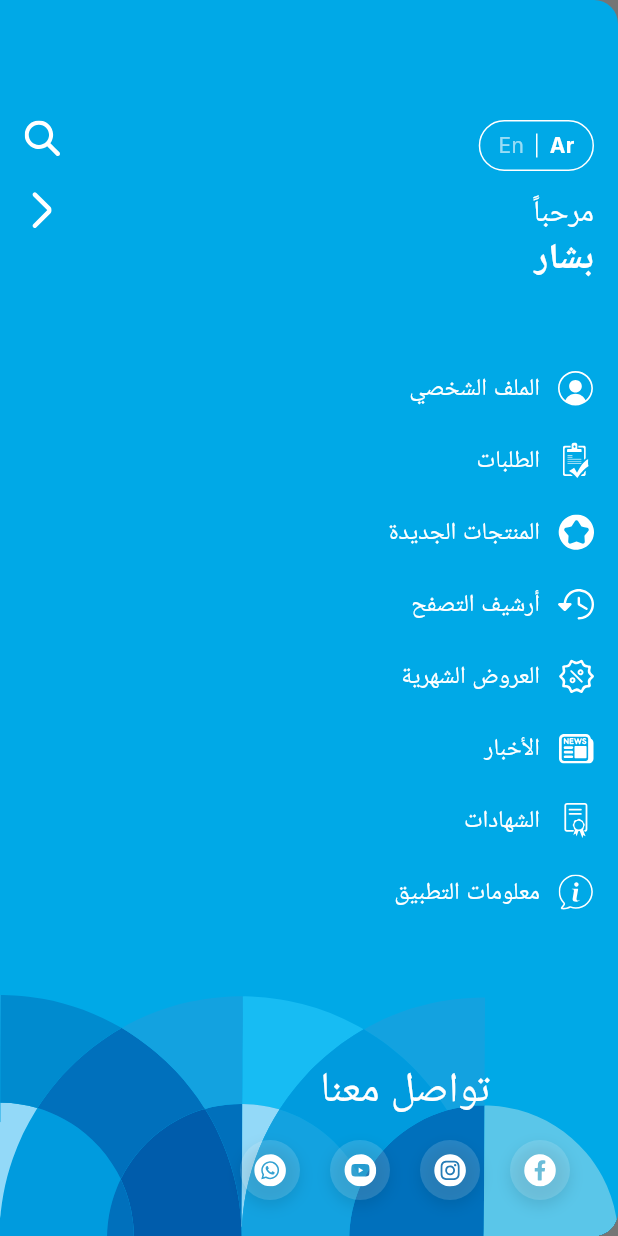
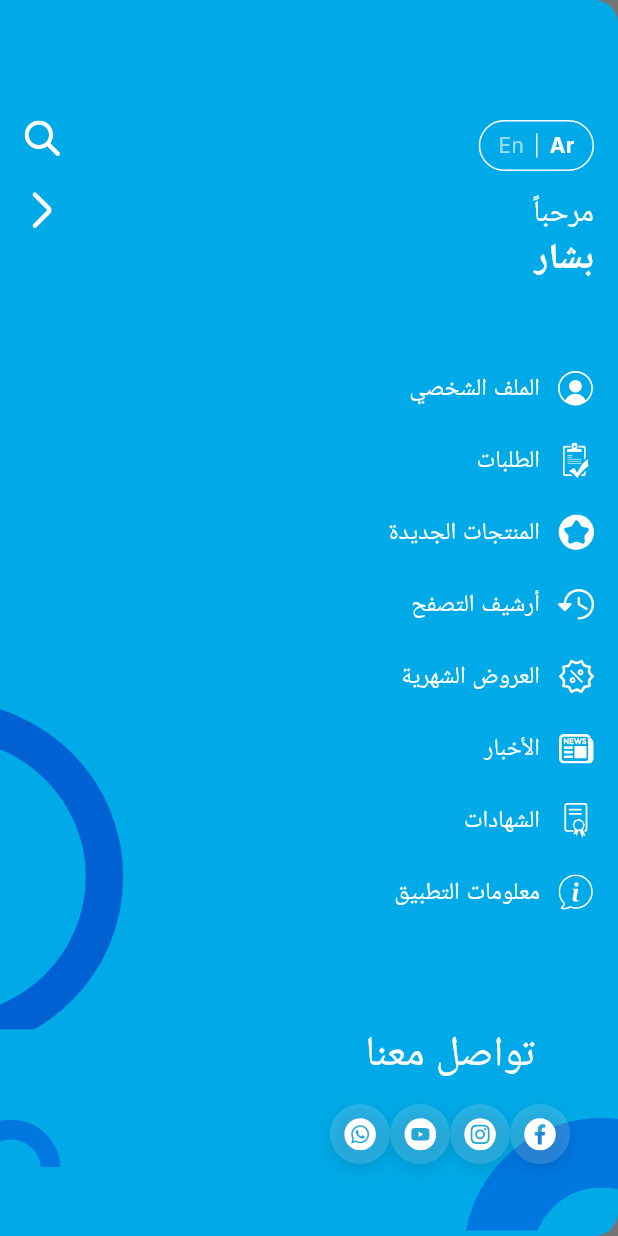
Before and after one commit to YazanAK23/royal, a Flutter app: the CategoryDetailScreen screen opened directly, with the side drawer open, on a phone screen of 412 x 824 dp. Run offline on Flutter 3.47's test engine with Material 3 defaults, Android fonts, the phone set to English and light mode, and no system bars; our stand-ins replace flutter_riverpod, flutter_svg, google_fonts, shared_preferences; accounts and stored records are empty.

Commit message:
handle the drawer menu with new assets and new design

```diff
--- a/lib/core/constants/app_assets.dart
+++ b/lib/core/constants/app_assets.dart
@@ -55,4 +55,12 @@ class AppAssets {
 
   // QR Code Icon
   static const String qrCode = 'assets/icons/qr_code_icon.svg';
+
+  // New Images
+  static const String smallImageBottomLeft = '$_imagesPath/SmallImageBottomleft.svg';
+  static const String smallImageBottomRight = '$_imagesPath/SmallImageBottomRight.svg';
+  static const String bigImageBottomLeft = '$_imagesPath/BigImageBottomleft.svg';
+  static const String smallImageBottomLeftReversed = 'assets/images/smallImageBottomLeftReversed.svg';
+  static const String smallImageBottomRightReversed = 'assets/images/smallImageBottomRightReversed.svg';
+  static const String bigImageBottomLeftReversed = 'assets/images/BigImageBottomleftReversed.svg';
 }
--- a/lib/widgets/custom_drawer.dart
+++ b/lib/widgets/custom_drawer.dart
@@ -35,13 +35,36 @@ class CustomDrawer extends ConsumerWidget {
           children: [
             // Pattern SVG absolutely at the bottom left of the screen, full width, flush with bottom
             Positioned(
-              left: 0,
-              right: 0,
+              left: isArabic ? -1 : null,
+              right: isArabic ? null : -1,
               bottom: 0,
               child: SvgPicture.asset(
-                AppAssets.drawerPattern,
-                width: MediaQuery.of(context).size.width,
-                fit: BoxFit.fitWidth,
+                isArabic ? AppAssets.smallImageBottomLeft : AppAssets.smallImageBottomRight,
+                width: MediaQuery.of(context).size.width * 0.10,
+                height: MediaQuery.of(context).size.height * 0.15,
+                fit: BoxFit.contain,
+              ),
+            ),
+            Positioned(
+              right: isArabic ? 0 : null,
+              left: isArabic ? null : 0,
+              bottom: 0,
+              child: SvgPicture.asset(
+                isArabic ? AppAssets.smallImageBottomRight : AppAssets.smallImageBottomLeft,
+                width: MediaQuery.of(context).size.width * 0.25,
+                height: MediaQuery.of(context).size.height * 0.10,
+                fit: BoxFit.contain,
+              ),
+            ),
+            Positioned(
+              left: isArabic ? 0 : null,
+              right: isArabic ? null : 6,
+              bottom: MediaQuery.of(context).size.height * 0.0,
+              child: SvgPicture.asset(
+                isArabic ? AppAssets.bigImageBottomLeft : AppAssets.bigImageBottomLeftReversed,
+                width: MediaQuery.of(context).size.width * 0.2,
+                height: MediaQuery.of(context).size.height * 0.6,
+                fit: BoxFit.contain,
               ),
             ),
             // Main content (no social section at the bottom)
@@ -117,23 +140,25 @@ class CustomDrawer extends ConsumerWidget {
             ),
             // Social Media Links section pinned to the bottom, above the SVG
             Positioned(
-              left: 0,
-              right: 0,
+              left: isArabic ? null : 0,
+              right: isArabic ? 0 : null,
               bottom: 0,
               child: Align(
-                alignment: Alignment.bottomRight,
+                alignment: isArabic ? Alignment.bottomRight : Alignment.bottomLeft,
                 child: Padding(
-                  padding: const EdgeInsets.only(bottom: 24, right: 32),
+                  padding: isArabic
+                      ? const EdgeInsets.only(bottom: 48, right: 32)
+                      : const EdgeInsets.only(bottom: 48, left: 32),
                   child: Builder(
                     builder: (context) {
                       // Calculate the width of the icons row
                       double iconWidth = 40;
-                      double iconSpacing = 20;
                       int iconCount = 4;
-                      double rowWidth = iconWidth * iconCount + iconSpacing * (iconCount - 1);
+                      double rowWidth = iconWidth * iconCount;
                       return Column(
                         mainAxisSize: MainAxisSize.min,
-                        crossAxisAlignment: CrossAxisAlignment.end,
+                        crossAxisAlignment:
+                            isArabic ? CrossAxisAlignment.end : CrossAxisAlignment.start,
                         children: [
                           SizedBox(
                             width: rowWidth,
@@ -156,11 +181,8 @@ class CustomDrawer extends ConsumerWidget {
                             crossAxisAlignment: CrossAxisAlignment.center,
                             children: [
                               _buildSocialIcon(AppAssets.facebook, 'Facebook'),
-                              const SizedBox(width: 20),
                               _buildSocialIcon(AppAssets.instagram, 'Instagram'),
-                              const SizedBox(width: 20),
                               _buildSocialIcon(AppAssets.youtube, 'YouTube'),
-                              const SizedBox(width: 20),
                               _buildSocialIcon(AppAssets.whatsapp, 'WhatsApp'),
                             ],
                           ),
```
Also changed, not shown: assets/images/BigImageBottomleft.svg (added), assets/images/BigImageBottomleftReversed.svg (added), assets/images/SmallImageBottomRight.svg (added), assets/images/SmallImageBottomRightReversed.svg (added), assets/images/SmallImageBottomleft.svg (added), assets/images/SmallImageBottomleftReversed.svg (added).
